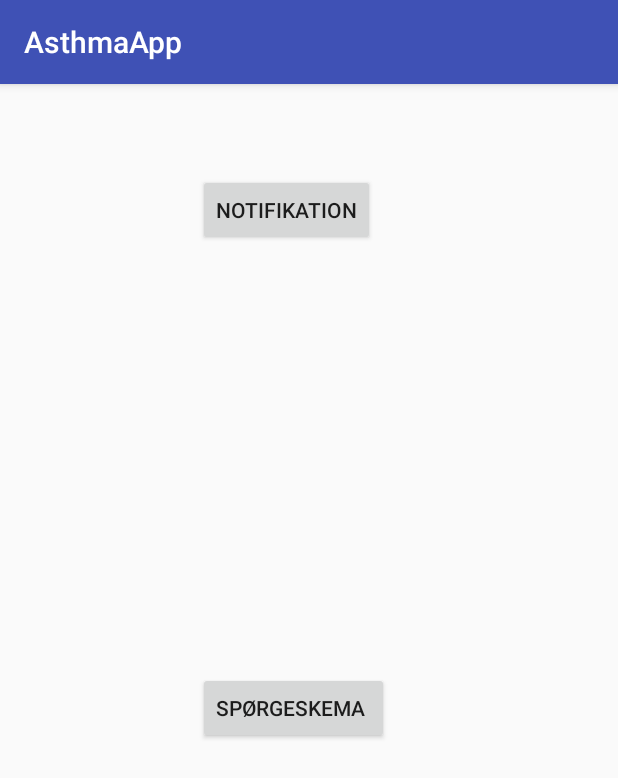
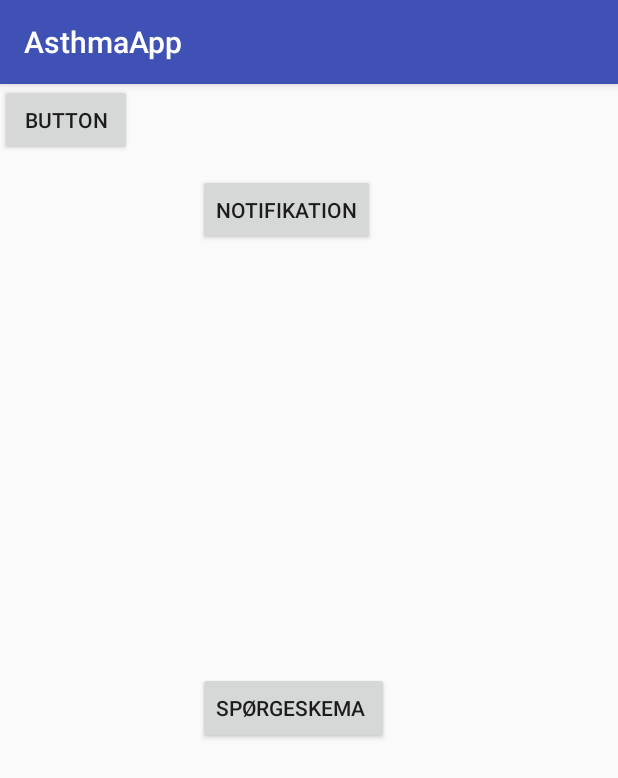
Before and after one commit to jeajonasjea/AsthmaAppJava, an Android app: the screen it shows after launch (MainActivity), on a phone screen of 412 x 824 dp. Shown: the top 778 px of the screen. Run offline under Robolectric (Android 15) with nearby library versions, the phone set to English and light mode, and no system bars.

Commit message:
lavet nyt forkert knap

```diff
--- a/app/src/main/res/layout/activity_main.xml
+++ b/app/src/main/res/layout/activity_main.xml
@@ -26,4 +26,11 @@
         app:layout_constraintBottom_toBottomOf="parent"
         app:layout_constraintStart_toStartOf="parent" />
 
+    <Button
+        android:id="@+id/button2"
+        android:layout_width="wrap_content"
+        android:layout_height="wrap_content"
+        android:text="Button"
+        tools:layout_editor_absoluteY="241dp" />
+
 </android.support.constraint.ConstraintLayout>
```
